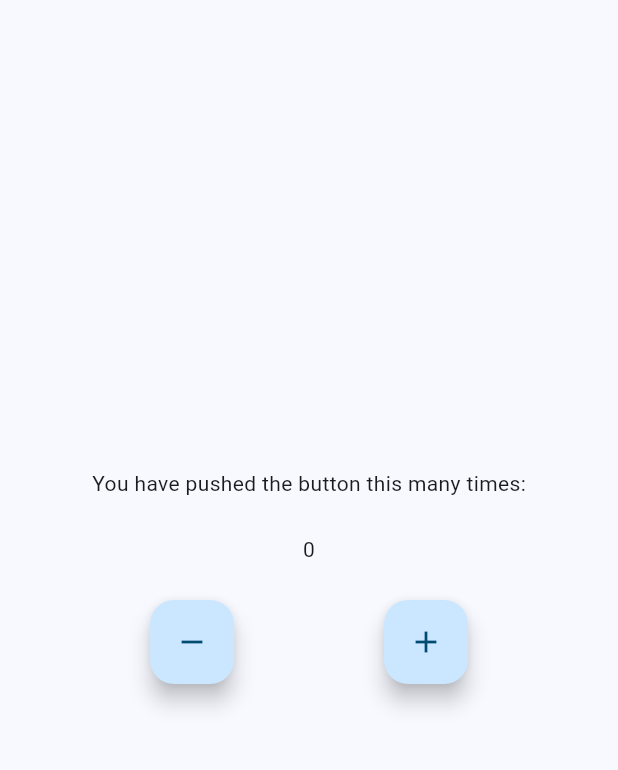
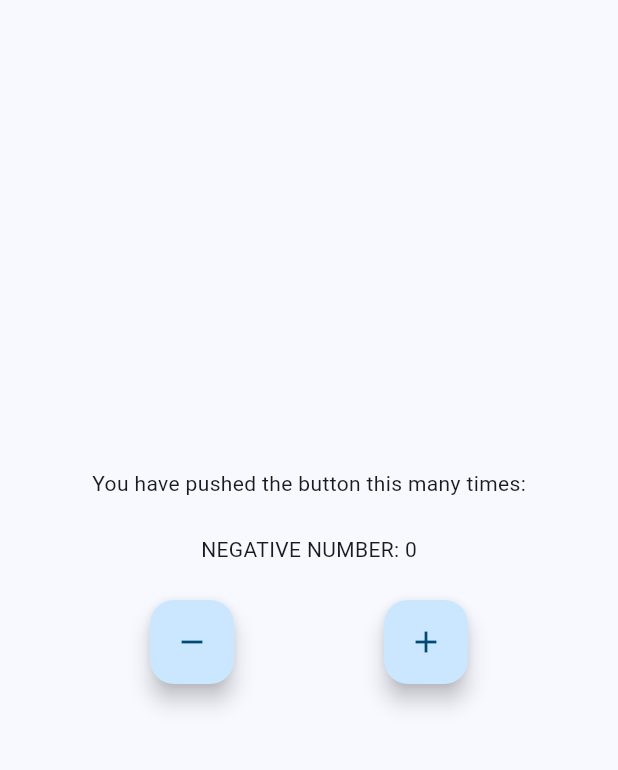
Before and after one commit to jamydevelop/Flutter-Counter-Cubit, a Flutter app: the screen it shows after launch, on a phone screen of 412 x 824 dp, the part 84-854 px from its top. Run offline on Flutter 3.47's test engine with Material 3 defaults, Android fonts, the phone set to English and light mode, and no system bars; our stand-ins replace bloc, flutter_bloc.

```diff
--- a/counter_cubit/lib/main.dart
+++ b/counter_cubit/lib/main.dart
@@ -65,6 +65,15 @@ class _MyHomePageState extends State<MyHomePage> {
             ),
             BlocBuilder<CounterCubit, CounterState>(
               builder: (context, state) {
+                if (state.counterValue <= 0) {
+                  return Text(
+                    "NEGATIVE NUMBER: ${state.counterValue}",
+                  );
+                } else if (state.counterValue > 5) {
+                  return Text(
+                    "MORE THAN 5 NUMBER: ${state.counterValue}",
+                  );
+                }
                 return Text(
                   state.counterValue.toString(),
                 );
```
